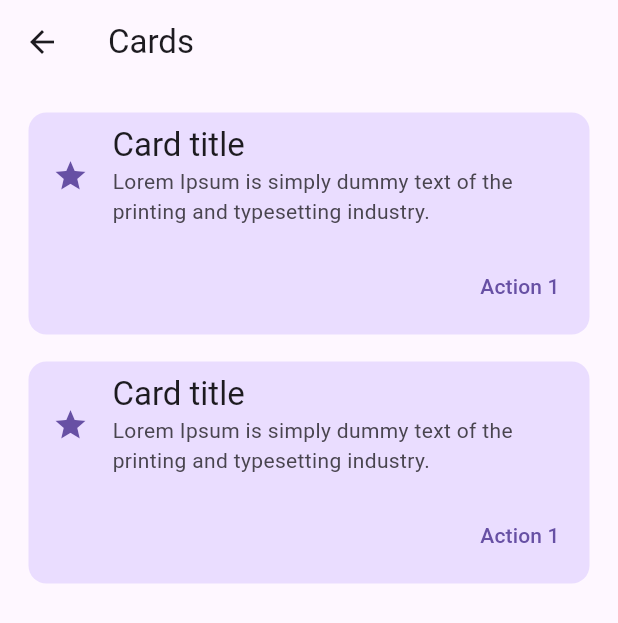
After one commit to C4co/flutter_components, a Flutter app: the CardsPage screen opened by its route, on a phone screen of 412 x 824 dp. The commit adds this screen. Shown: the top 623 px of the screen. Run offline on Flutter 3.47's test engine with Material 2 defaults, Android fonts, the phone set to English and light mode, and no system bars; our stand-ins replace auto_route.

Commit message:
add card component

```diff
--- /dev/null
+++ b/lib/components/card.dart
@@ -0,0 +1,52 @@
+import 'package:flutter/material.dart';
+
+class AppCard extends StatefulWidget {
+  final List<Widget>? actions;
+  final IconData? icon;
+  final String? title;
+  final String? subtitle;
+
+  const AppCard({
+    super.key,
+    this.actions,
+    this.icon,
+    this.title,
+    this.subtitle,
+  });
+
+  @override
+  State<AppCard> createState() => _AppCardState();
+}
+
+class _AppCardState extends State<AppCard> {
+  @override
+  Widget build(BuildContext context) {
+    return Card(
+      elevation: 0,
+      color: Theme.of(context).colorScheme.primaryContainer,
+      child: Column(
+        mainAxisSize: MainAxisSize.min,
+        children: <Widget>[
+          ListTile(
+            leading: widget.icon == null
+                ? null
+                : Icon(
+                    widget.icon,
+                    color: Theme.of(context).colorScheme.primary,
+                  ),
+            title: widget.title == null
+                ? null
+                : Text(
+                    widget.title!,
+                    style: Theme.of(context).textTheme.titleLarge,
+                  ),
+            subtitle: widget.subtitle == null ? null : Text(widget.subtitle!),
+          ),
+          ButtonBar(
+            children: widget.actions ?? [],
+          ),
+        ],
+      ),
+    );
+  }
+}
--- a/lib/components/components.dart
+++ b/lib/components/components.dart
@@ -1,3 +1,4 @@
 export './button.dart';
 export './custom_button.dart';
 export './input.dart';
+export './card.dart';
--- a/lib/core/router/routes.dart
+++ b/lib/core/router/routes.dart
@@ -8,6 +8,7 @@ import '/views/views.dart';
     AutoRoute(page: BottomPage, path: '/buttons'),
     AutoRoute(page: AppButtonPage, path: '/custom-buttons'),
     AutoRoute(page: InputPage, path: '/inputs'),
+    AutoRoute(page: CardsPage, path: '/cards'),
   ],
 )
 class $AppRouter {}
--- /dev/null
+++ b/lib/views/cards.dart
@@ -0,0 +1,50 @@
+import 'package:flutter/material.dart';
+import 'package:flutter_components/components/components.dart';
+
+class CardsPage extends StatefulWidget {
+  const CardsPage({super.key});
+
+  @override
+  State<CardsPage> createState() => _CardsPageState();
+}
+
+class _CardsPageState extends State<CardsPage> {
+  @override
+  Widget build(BuildContext context) {
+    return Scaffold(
+      appBar: AppBar(title: const Text('Cards')),
+      body: Padding(
+        padding: const EdgeInsets.all(15),
+        child: Column(
+          children: [
+            AppCard(
+              icon: Icons.star,
+              title: 'Card title',
+              subtitle:
+                  'Lorem Ipsum is simply dummy text of the printing and typesetting industry.',
+              actions: [
+                TextButton(
+                  onPressed: () {},
+                  child: const Text('Action 1'),
+                )
+              ],
+            ),
+            const SizedBox(height: 10),
+            AppCard(
+              icon: Icons.star,
+              title: 'Card title',
+              subtitle:
+                  'Lorem Ipsum is simply dummy text of the printing and typesetting industry.',
+              actions: [
+                TextButton(
+                  onPressed: () {},
+                  child: const Text('Action 1'),
+                )
+              ],
+            ),
+          ],
+        ),
+      ),
+    );
+  }
+}
--- a/lib/views/home_page.dart
+++ b/lib/views/home_page.dart
@@ -37,6 +37,13 @@ class _HomePageState extends State<HomePage> {
               context.router.pushNamed('/inputs');
             },
           ),
+          const Divider(height: 1),
+          ListTile(
+            title: const Text('Cards'),
+            onTap: () {
+              context.router.pushNamed('/cards');
+            },
+          ),
         ],
       ),
     );
--- a/lib/views/views.dart
+++ b/lib/views/views.dart
@@ -2,3 +2,4 @@ export 'buttons_page.dart';
 export 'home_page.dart';
 export 'app_button_page.dart';
 export 'inputs_page.dart';
+export 'cards.dart';
```
Also changed, not shown: lib/core/router/routes.gr.dart.
